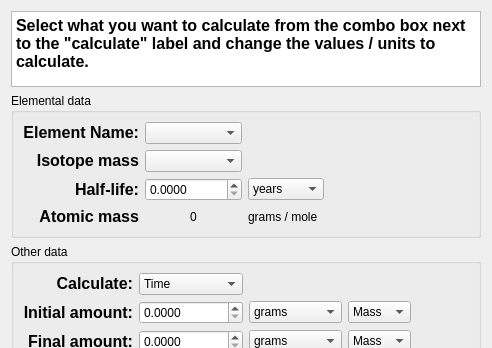
This is src/calculator/nuclearCalculator.ui in KDE/kalzium as Qt 5 draws it before an edit; both pictures show x 0 to 492 and y 0 to 348 of the 492 by 516 pixel window. The edited form follows.
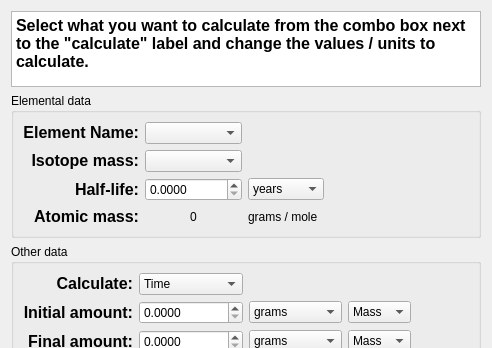
This is the edited form. Custom widgets are drawn as their Qt base class.

Diff of the .ui file:
```diff
--- a/src/calculator/nuclearCalculator.ui
+++ b/src/calculator/nuclearCalculator.ui
@@ -72,7 +72,7 @@
 &lt;html&gt;&lt;head&gt;&lt;meta name=&quot;qrichtext&quot; content=&quot;1&quot; /&gt;&lt;style type=&quot;text/css&quot;&gt;
 p, li { white-space: pre-wrap; }
 &lt;/style&gt;&lt;/head&gt;&lt;body style=&quot; font-family:'DejaVu Sans'; font-size:9pt; font-weight:400; font-style:normal;&quot;&gt;
-&lt;p style=&quot; margin-top:0px; margin-bottom:0px; margin-left:0px; margin-right:0px; -qt-block-indent:0; text-indent:0px;&quot;&gt;&lt;span style=&quot; font-size:12pt; font-weight:600;&quot;&gt;Isotope mass&lt;/span&gt;&lt;/p&gt;&lt;/body&gt;&lt;/html&gt;</string>
+&lt;p style=&quot; margin-top:0px; margin-bottom:0px; margin-left:0px; margin-right:0px; -qt-block-indent:0; text-indent:0px;&quot;&gt;&lt;span style=&quot; font-size:12pt; font-weight:600;&quot;&gt;Isotope mass:&lt;/span&gt;&lt;/p&gt;&lt;/body&gt;&lt;/html&gt;</string>
         </property>
         <property name="alignment">
          <set>Qt::AlignRight|Qt::AlignTrailing|Qt::AlignVCenter</set>
@@ -191,7 +191,7 @@
 &lt;html&gt;&lt;head&gt;&lt;meta name=&quot;qrichtext&quot; content=&quot;1&quot; /&gt;&lt;style type=&quot;text/css&quot;&gt;
 p, li { white-space: pre-wrap; }
 &lt;/style&gt;&lt;/head&gt;&lt;body style=&quot; font-family:'DejaVu Sans'; font-size:9pt; font-weight:400; font-style:normal;&quot;&gt;
-&lt;p style=&quot; margin-top:0px; margin-bottom:0px; margin-left:0px; margin-right:0px; -qt-block-indent:0; text-indent:0px;&quot;&gt;&lt;span style=&quot; font-size:12pt; font-weight:600;&quot;&gt;Atomic mass&lt;/span&gt;&lt;/p&gt;&lt;/body&gt;&lt;/html&gt;</string>
+&lt;p style=&quot; margin-top:0px; margin-bottom:0px; margin-left:0px; margin-right:0px; -qt-block-indent:0; text-indent:0px;&quot;&gt;&lt;span style=&quot; font-size:12pt; font-weight:600;&quot;&gt;Atomic mass:&lt;/span&gt;&lt;/p&gt;&lt;/body&gt;&lt;/html&gt;</string>
         </property>
         <property name="alignment">
          <set>Qt::AlignRight|Qt::AlignTrailing|Qt::AlignVCenter</set>
```
Left out of the diff: 2 changed lines with no effect on the pictures.
